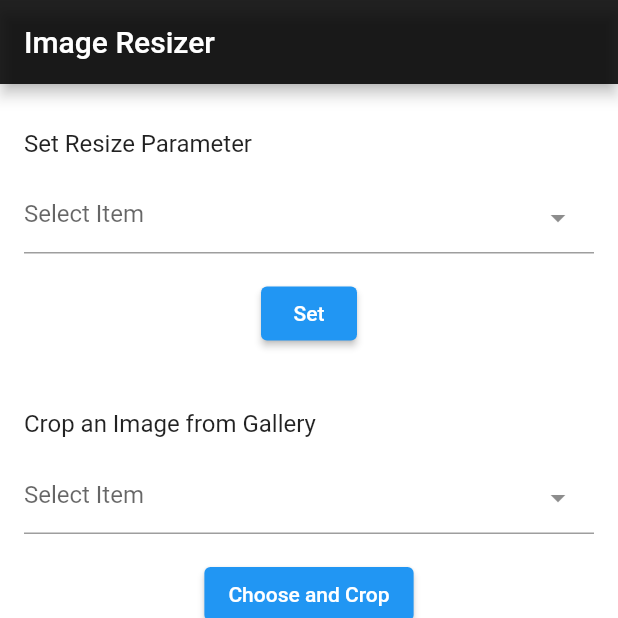
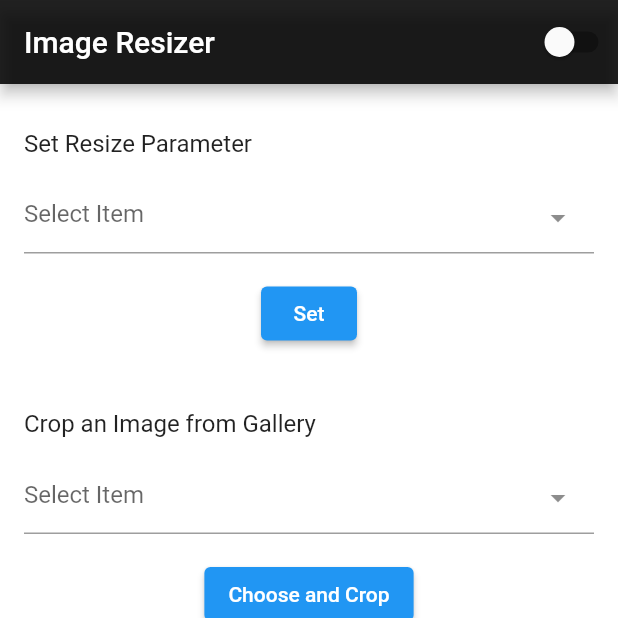
Before and after one commit to ItsAdityaKSingh/photo_resizer, a Flutter app: the screen it shows after launch, after a tap on "Choose and Crop", on a phone screen of 412 x 824 dp, the top half of it. Run offline on Flutter 3.47's test engine with Material 2 defaults, Android fonts, the phone set to English and light mode, and no system bars; drawn by our look-alikes of dropdown_textfield; our stand-ins replace flutter_phoenix, image_gallery_saver, image_picker, permission_handler, shared_preferences; missing offline and left inert: exif, flutter_background_service, photo_gallery.

Commit message:
Add On/Off button and Bug fixes

```diff
--- a/lib/main.dart
+++ b/lib/main.dart
@@ -1,7 +1,6 @@
 //  ignore_for_file: avoid_print
 import 'package:dropdown_textfield/dropdown_textfield.dart';
-import 'package:file_picker/file_picker.dart';
-import 'package:filesystem_picker/filesystem_picker.dart';
+import 'package:exif/exif.dart';
 import 'package:flutter/material.dart';
 import 'package:flutter_phoenix/flutter_phoenix.dart';
 import 'package:image/image.dart' as im;
@@ -33,6 +32,8 @@ void onStart() async {
     print(image.path);
     final SharedPreferences prefs = await SharedPreferences.getInstance();
     await prefs.reload();
+    if (prefs.getBool('isOn')! == false) return;
+    print('done');
     print(prefs.getInt('bHeight'));
     int? bh = prefs.getInt('bHeight')!;
     im.Image? img = im.decodeJpg(File(image.path).readAsBytesSync());
@@ -40,7 +41,6 @@ void onStart() async {
     final f = await File('/data/user/0/com.example.photo_resizer/cache/y${DateTime.now()}.jpg').writeAsBytes(im.encodeJpg(thumbnail));
     ImageGallerySaver.saveFile(f.path).then((value) => print('Saved ✅'));
     File(image.path).deleteSync();
-
 
   }
 
@@ -50,13 +50,16 @@ void onStart() async {
       mediumType: MediumType.image,
     );
     final MediaPage imagePage = await (imageAlbums.where((element) => element.name == 'Camera')).toList()[0].listMedia();
+    print((await imagePage.items.first.getFile()).path);
     print((await imagePage.items.last.getFile()).path);
     return imagePage;
   }
 
   service.onDataReceived.listen((event) async {
     print(event!);
-    if (event.containsKey('action')) {
+    final SharedPreferences prefs = await SharedPreferences.getInstance();
+    await prefs.reload();
+    if (event.containsKey('action') && prefs.getBool('isOn')!) {
       while(true){
         print('something');
         getImagesFromGallery().then((value) async {
@@ -108,17 +111,22 @@ class MyHome extends StatefulWidget {
 }
 
 class _MyHomeState extends State<MyHome> {
+  final Future<SharedPreferences> _prefs = SharedPreferences.getInstance();
 
   bool _loading = false;
   List _albums = [];
+  late Future<bool> isOn;
 
   @override
   void initState() {
     super.initState();
     _loading = true;
+    isOn = _prefs.then((SharedPreferences prefs) {
+      return prefs.getBool('isOn') ?? false;
+    });
     initAsync();
     requestPermission();
-    FlutterBackgroundService.initialize(onStart);
+    // FlutterBackgroundService.initialize(onStart);
   }
 
   void requestPermission() async {
@@ -155,8 +163,30 @@ class _MyHomeState extends State<MyHome> {
     return false;
   }
 
+  Future<void> swap(bool value) async {
+    final SharedPreferences prefs = await _prefs;
+    setState(() {
+      isOn = prefs.setBool('isOn', value).then((val) async {
+        if (value) {
+          FlutterBackgroundService.initialize(onStart);
+          FlutterBackgroundService().sendData({
+            'action': 'action'
+          });
+        }
+        return value;
+
+      });
+    });
+
+  }
+
   SingleValueDropDownController bHeightController = SingleValueDropDownController();
   SingleValueDropDownController heightController = SingleValueDropDownController();
+
+  @override
+  void dispose() {
+    super.dispose();
+  }
 
 
   @override
@@ -166,6 +196,29 @@ class _MyHomeState extends State<MyHome> {
         appBar: AppBar(
           backgroundColor: Colors.black87,
           title: const Text('Image Resizer', style: TextStyle(color: Colors.white),),
+          actions: [
+            FutureBuilder(
+              future: isOn,
+              builder: (BuildContext context, AsyncSnapshot<bool> snapshot) {
+                switch (snapshot.connectionState) {
+                  case ConnectionState.waiting:
+                    return const CircularProgressIndicator();
+                  default:
+                    if (snapshot.hasError) {
+                      return Text('Error: ${snapshot.error}');
+                    } else {
+                      return Switch(
+                        value: snapshot.data!,
+                        onChanged: (value) async {
+                          print(value);
+                          await swap(value);
+                        },
+                      );
+                    }
+                }
+              }
+            ),
+          ],
         ),
         body: Padding(
           padding: const EdgeInsets.all(16.0),
@@ -194,14 +247,8 @@ class _MyHomeState extends State<MyHome> {
                 child: ElevatedButton(
                   onPressed: () async {
                     SharedPreferences prefs = await SharedPreferences.getInstance();
-                    FlutterBackgroundService().sendData({
-                      "noAction": "noAction"
-                    });
                     print(bHeightController.dropDownValue!.value);
                     await prefs.setInt('bHeight', int.parse(bHeightController.dropDownValue!.value));
-                    FlutterBackgroundService().sendData({
-                      "action": "action"
-                    });
                   },
                   child: const Text('Set'),
                 ),
@@ -228,21 +275,56 @@ class _MyHomeState extends State<MyHome> {
                 child: ElevatedButton(onPressed: () async {
                   SharedPreferences prefs = await SharedPreferences.getInstance();
                   await prefs.setInt('height', int.parse(heightController.dropDownValue!.value));
-                  // final pickedFile = await ImagePicker().pickImage(source: ImageSource.gallery);
-                  Directory appDocDir = Directory("storage/emulated/0");
-                  var result = await FilesystemPicker.open(fsType: FilesystemType.file ,allowedExtensions: [".png", ".jpg"],rootDirectory: appDocDir, context: context);
-                  if (result != null) {
-                    File file = File(result);
-                    print(file.parent.path); //// the path where the file is saved
-                    print(file.absolute.path);
-
-                    im.Image? image = im.decodeJpg(File(file.absolute.path).readAsBytesSync());
-                    int h = prefs.getInt('height')!;
-                    im.Image thumbnail = im.copyResize(image!, width: ((h/100)*image.width).round(), height: ((h/100)*image.height).round());
-                    final f = await File('/data/user/0/com.example.photo_resizer/cache/y${DateTime.now()}.png').writeAsBytes(im.encodePng(thumbnail));
-                    ImageGallerySaver.saveFile(f.path);
-                    File(file.absolute.path).deleteSync();
+                  final pickedFile = await ImagePicker().pickImage(requestFullMetadata:true, source: ImageSource.gallery);
+                  final List<Album> imageAlbums = await PhotoGallery.listAlbums(
+                    mediumType: MediumType.image,
+                  );
+                  final MediaPage imagePage = await (imageAlbums.where((element) => element.name == 'Camera')).toList()[0].listMedia();
+                  final data = await readExifFromBytes(File(pickedFile!.path).readAsBytesSync());
+                  print(data['EXIF DateTimeOriginal']);
+                  for (var image in imagePage.items.reversed.toList()) {
+                    print(await image.getFile());
+                    String s = data['EXIF DateTimeOriginal'].toString();
+                    String news = '';
+                    int i = 0;
+                    for (var element in s.runes) {
+                      var ch = String.fromCharCode(element);
+                      if (ch == ':' && i < 2) {
+                        news += '-';
+                        i++;
+                        continue;
+                      }
+                      else {
+                        news += ch;
+                      }
+                    }
+                    final d1 = DateTime.parse(news);
+                    final d2 = DateTime.parse(image.creationDate.toString());
+                    if (d1.difference(d2).inSeconds == 0) {
+                      File((await image.getFile()).path).deleteSync();
+                      break;
+                    }
                   }
+                  print(pickedFile.path);
+                  im.Image? image = im.decodeJpg(File(pickedFile.path).readAsBytesSync());
+                  int h = prefs.getInt('height')!;
+                  im.Image thumbnail = im.copyResize(image!, width: ((h/100)*image.width).round(), height: ((h/100)*image.height).round());
+                  final f = await File('/data/user/0/com.example.photo_resizer/cache/y${DateTime.now()}.png').writeAsBytes(im.encodePng(thumbnail));
+                  ImageGallerySaver.saveFile(f.path);
+                  // Directory appDocDir = Directory("storage/emulated/0");
+                  // var result = await FilesystemPicker.open(fsType: FilesystemType.file ,allowedExtensions: [".png", ".jpg"],rootDirectory: appDocDir, context: context);
+                  // if (result != null) {
+                  //   File file = File(result);
+                  //   print(file.parent.path); //// the path where the file is saved
+                  //   print(file.absolute.path);
+                  //
+                  //   im.Image? image = im.decodeJpg(File(file.absolute.path).readAsBytesSync());
+                  //   int h = prefs.getInt('height')!;
+                  //   im.Image thumbnail = im.copyResize(image!, width: ((h/100)*image.width).round(), height: ((h/100)*image.height).round());
+                  //   final f = await File('/data/user/0/com.example.photo_resizer/cache/y${DateTime.now()}.png').writeAsBytes(im.encodePng(thumbnail));
+                  //   ImageGallerySaver.saveFile(f.path);
+                  //   File(file.absolute.path).deleteSync();
+                  // }
                 }, child: const Text('Choose and Crop')),
               )
             ],
--- a/pubspec.yaml
+++ b/pubspec.yaml
@@ -41,6 +41,7 @@ dependencies:
   flutter_image_compress: ^1.0.0-nullsafety
   permission_handler: ^8.1.4+2
   image:
+  exif: ^3.1.2
   photo_gallery: ^1.1.1
   shared_preferences: ^2.0.15
   flutter_phoenix: ^1.1.0
@@ -49,6 +50,7 @@ dependencies:
   dropdown_textfield: ^1.0.7
   filesystem_picker: ^3.1.0
   file_picker:
+  image_compare: ^1.1.2
 
 
 dev_dependencies:
```
Also changed, not shown: pubspec.lock.
